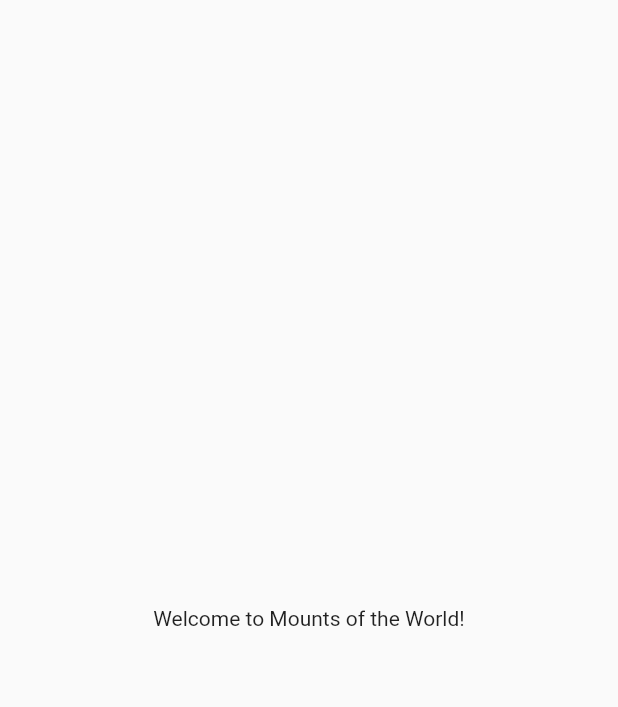
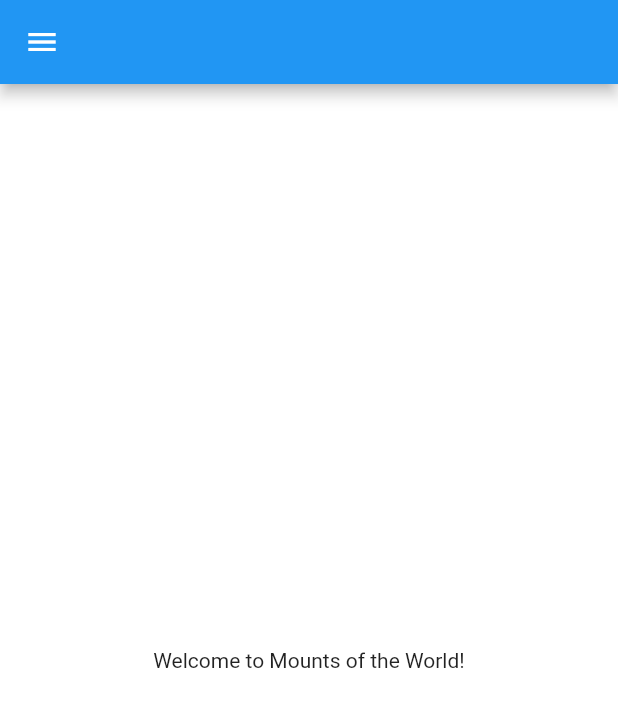
Before and after one commit to ngumbau/mounts_of_the_world, a Flutter app: the screen it shows after launch, on a phone screen of 412 x 824 dp. Shown: the top 707 px of the screen. Run offline on Flutter 3.47's test engine with Material 2 defaults, Android fonts, the phone set to English and light mode, and no system bars.

Commit message:
scaffolding the mounts page

```diff
--- a/lib/pages/mounts_page.dart
+++ b/lib/pages/mounts_page.dart
@@ -1,12 +1,16 @@
 import 'package:flutter/material.dart';
+import 'package:mounts_of_the_world/util/color.dart';
 
 class MountsPage extends StatelessWidget {
   const MountsPage({Key? key}) : super(key: key);
 
   @override
   Widget build(BuildContext context) {
-    return const Scaffold(
-      body: Center(
+    return Scaffold(
+      backgroundColor: Colors.white,
+      appBar: AppBar(),
+      drawer: const Drawer(),
+      body: const Center(
         child: Text('Welcome to Mounts of the World!'),
       ),
     );
```
